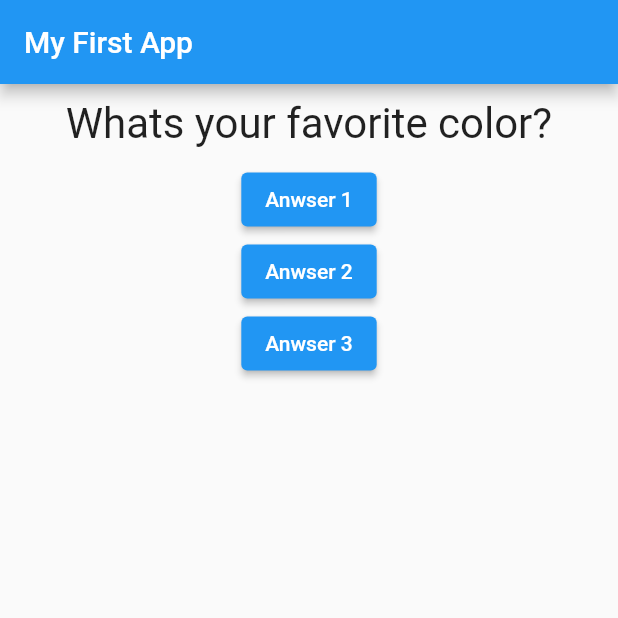
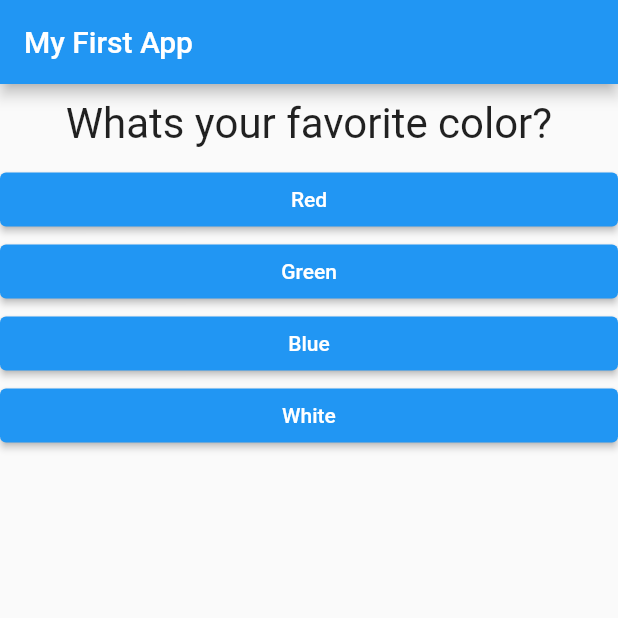
Before and after one commit to evnrodr/flutter-first-steps, a Flutter app: the screen it shows after launch, on a phone screen of 412 x 824 dp, the top half of it. Run offline on Flutter 3.47's test engine with Material 2 defaults, Android fonts, the light colour scheme and no system bars.

Commit message:
separating answers widget and introducing more logic

```diff
--- /dev/null
+++ b/lib/answer.dart
@@ -0,0 +1,23 @@
+import 'package:flutter/material.dart';
+
+class Answser extends StatelessWidget {
+  final Function selectHandler;
+  final String answerText;
+
+  Answser(this.selectHandler, this.answerText);
+
+  @override
+  Widget build(BuildContext context) {
+    return Container(
+      width: double.infinity,
+      child: ElevatedButton(
+        style: ButtonStyle(
+          backgroundColor: MaterialStateProperty.all(Colors.blue),
+          foregroundColor: MaterialStateProperty.all(Colors.white),
+        ),
+        child: Text(answerText),
+        onPressed: selectHandler,
+      ),
+    );
+  }
+}
--- a/lib/main.dart
+++ b/lib/main.dart
@@ -1,6 +1,7 @@
 import 'package:flutter/material.dart';
 
 import './question.dart';
+import './answer.dart';
 
 // void main() {
 //   runApp(MyApp());
@@ -28,8 +29,18 @@ class _MyAppState extends State<MyApp> {
   @override
   Widget build(BuildContext context) {
     var questions = [
-      'What\s your favorite color?',
-      'What\s your favorite animal',
+      {
+        'questionText': 'What\s your favorite color?',
+        'answers': ['Red', 'Green', 'Blue', 'White'],
+      },
+      {
+        'questionText': 'What\s your favorite animal?',
+        'answers': ['Dog', 'Cat', 'Rabbit', 'Spider'],
+      },
+      {
+        'questionText': 'What\s your favorite food?',
+        'answers': ['Fries', 'Pizza', 'Salad', 'Pasta'],
+      },
     ];
 
     return MaterialApp(
@@ -40,20 +51,12 @@ class _MyAppState extends State<MyApp> {
         body: Column(
           children: [
             Question(
-              questions[_questionIndex],
+              questions[_questionIndex]['questionText'],
             ),
-            ElevatedButton(
-              onPressed: _answerQuestion,
-              child: Text('Anwser 1'),
-            ),
-            ElevatedButton(
-              onPressed: _answerQuestion,
-              child: Text('Anwser 2'),
-            ),
-            ElevatedButton(
-              onPressed: _answerQuestion,
-              child: Text('Anwser 3'),
-            ),
+            ...(questions[_questionIndex]['answers'] as List<String>)
+                .map((answer) {
+              return Answser(_answerQuestion, answer);
+            }).toList()
           ],
         ),
       ),
```
